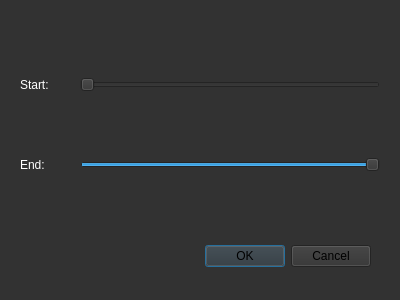
The window that designs/crop_audio_dialog.ui (DaryaSanina/media-editor) describes before a commit, drawn with Qt 5.
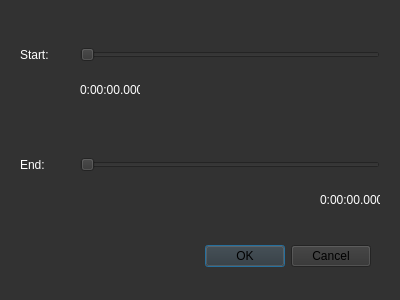
The same window after the commit.

Commit message: Now the user can see the time of the start and the end of the audio file while trimming it

Diff of the .ui file:
```diff
--- a/designs/crop_audio_dialog.ui
+++ b/designs/crop_audio_dialog.ui
@@ -36,12 +36,15 @@
    <property name="geometry">
     <rect>
      <x>80</x>
-     <y>70</y>
+     <y>40</y>
      <width>300</width>
      <height>30</height>
     </rect>
    </property>
    <property name="maximum">
+    <number>1000</number>
+   </property>
+   <property name="pageStep">
     <number>100</number>
    </property>
    <property name="orientation">
@@ -58,10 +61,13 @@
     </rect>
    </property>
    <property name="maximum">
+    <number>1000</number>
+   </property>
+   <property name="pageStep">
     <number>100</number>
    </property>
    <property name="value">
-    <number>100</number>
+    <number>0</number>
    </property>
    <property name="orientation">
     <enum>Qt::Horizontal</enum>
@@ -71,7 +77,7 @@
    <property name="geometry">
     <rect>
      <x>20</x>
-     <y>70</y>
+     <y>40</y>
      <width>35</width>
      <height>30</height>
     </rect>
@@ -99,6 +105,38 @@
     <string>End:</string>
    </property>
   </widget>
+  <widget class="QLabel" name="current_start_label">
+   <property name="geometry">
+    <rect>
+     <x>80</x>
+     <y>80</y>
+     <width>60</width>
+     <height>20</height>
+    </rect>
+   </property>
+   <property name="styleSheet">
+    <string notr="true">color: white</string>
+   </property>
+   <property name="text">
+    <string>0:00:00.000</string>
+   </property>
+  </widget>
+  <widget class="QLabel" name="current_end_label">
+   <property name="geometry">
+    <rect>
+     <x>320</x>
+     <y>190</y>
+     <width>60</width>
+     <height>20</height>
+    </rect>
+   </property>
+   <property name="styleSheet">
+    <string notr="true">color: white</string>
+   </property>
+   <property name="text">
+    <string>0:00:00.000</string>
+   </property>
+  </widget>
  </widget>
  <resources/>
  <connections>
```
The commit also changes 2 other files.
